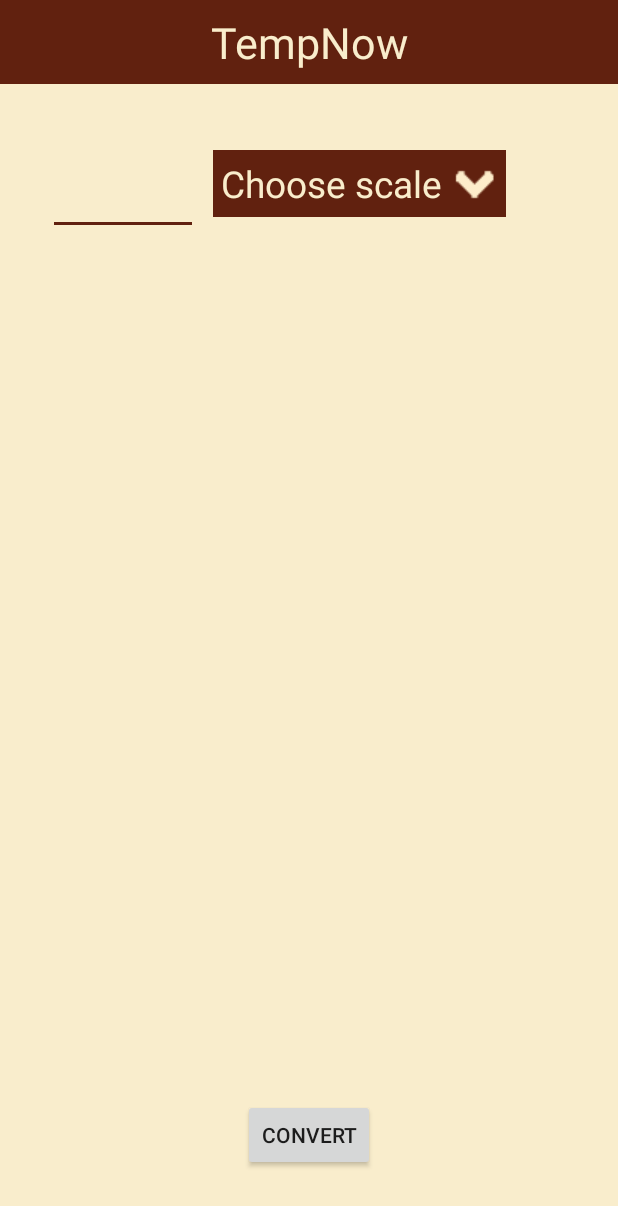
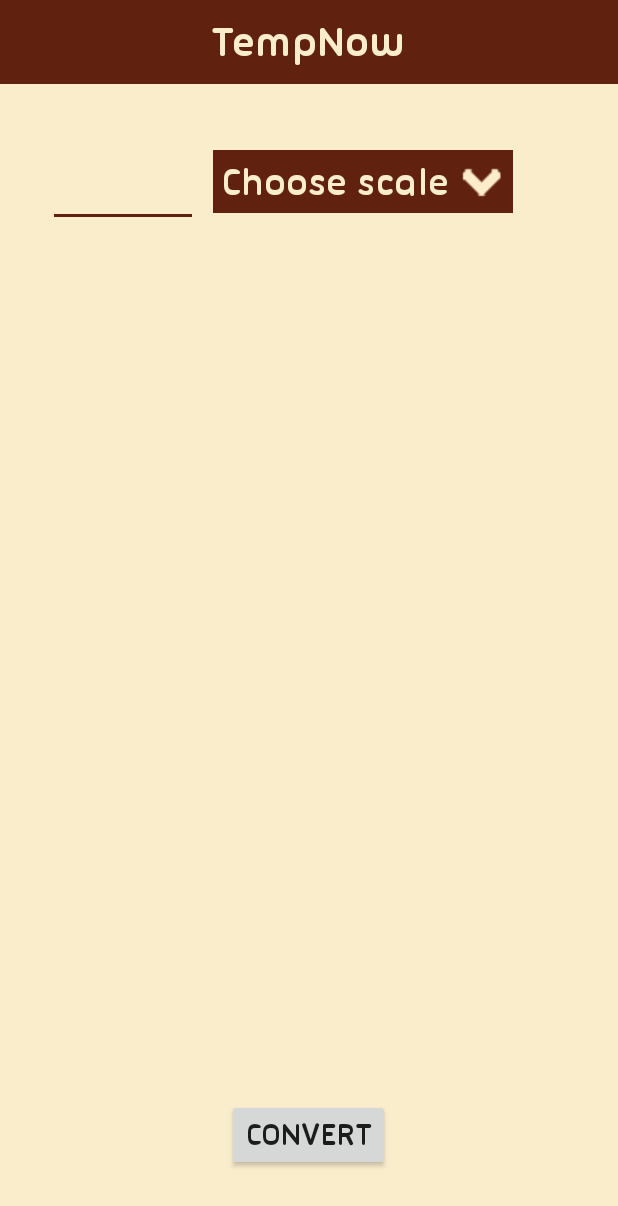
Before and after one commit to rrosatti/software-engineering-project, an Android app: the MainActivity screen opened directly, with no data from a screen before it, on a phone screen of 412 x 824 dp. Shown: the top 1206 px of the screen. Run offline under Robolectric (Android 15) with nearby library versions, the phone set to English and light mode, and no system bars.

Commit message:
change font type from MainActivty objects. Change style(color, image) from splashscreen.xml

```diff
--- a/code/TempNow/app/src/main/java/com/example/rodri/tempnow/ui/activity/MainActivity.java
+++ b/code/TempNow/app/src/main/java/com/example/rodri/tempnow/ui/activity/MainActivity.java
@@ -2,6 +2,7 @@ package com.example.rodri.tempnow.ui.activity;
 
 import android.app.ActionBar;
 import android.app.Activity;
+import android.graphics.Typeface;
 import android.os.Bundle;
 import android.support.v7.app.ActionBarActivity;
 import android.support.v7.app.AppCompatActivity;
@@ -38,6 +39,7 @@ public class MainActivity extends AppCompatActivity {
     private List<String> scalesArray;
     private int selectedScale = 0;
     private Temperature temperature;
+    Typeface custom_font;
 
     @Override
     protected void onCreate(Bundle savedInstanceState) {
@@ -115,12 +117,20 @@ public class MainActivity extends AppCompatActivity {
         txtTemp2 = (TextView) findViewById(R.id.txtTemp2);
         btConvert = (Button) findViewById(R.id.btConvert);
         temperature = new Temperature();
+        custom_font = Typeface.createFromAsset(getAssets(), "fonts/UbuntuTitling-Bold.ttf");
+        txtTemp1.setTypeface(custom_font);
+        txtTemp2.setTypeface(custom_font);
+        btConvert.setTypeface(custom_font);
+        etTemperature.setTypeface(custom_font);
+
     }
 
     public void setCustomToolBar() {
         Toolbar toolbar = (Toolbar) findViewById(R.id.customToolBar);
         setSupportActionBar(toolbar);
         TextView title = (TextView) toolbar.findViewById(R.id.txtToolBarTitle);
+        custom_font = Typeface.createFromAsset(getAssets(), "fonts/UbuntuTitling-Bold.ttf");
+        title.setTypeface(custom_font);
         title.setText(R.string.app_name);
     }
 }
--- a/code/TempNow/app/src/main/java/com/example/rodri/tempnow/ui/activity/SplashScreenActivity.java
+++ b/code/TempNow/app/src/main/java/com/example/rodri/tempnow/ui/activity/SplashScreenActivity.java
@@ -39,8 +39,8 @@ public class SplashScreenActivity extends Activity {
         int height = size.y;
 
         tempNowImage.setImageResource(R.drawable.tempnow_thermometer);
-        tempNowImage.getLayoutParams().width = (int) (0.80 * width);
-        tempNowImage.getLayoutParams().height = (int) (0.80 * height);
+        tempNowImage.getLayoutParams().width = (int) (0.70 * width);
+        tempNowImage.getLayoutParams().height = (int) (0.45 * height);
         tempNowImage.requestLayout();
 
         Typeface custom_font = Typeface.createFromAsset(getAssets(), "fonts/FingerPaint-Regular.ttf");
--- a/code/TempNow/app/src/main/java/com/example/rodri/tempnow/ui/adapter/SpinnerAdapter.java
+++ b/code/TempNow/app/src/main/java/com/example/rodri/tempnow/ui/adapter/SpinnerAdapter.java
@@ -2,6 +2,7 @@ package com.example.rodri.tempnow.ui.adapter;
 
 import android.app.Activity;
 import android.content.Context;
+import android.graphics.Typeface;
 import android.view.LayoutInflater;
 import android.view.View;
 import android.view.ViewGroup;
@@ -22,12 +23,15 @@ public class SpinnerAdapter extends ArrayAdapter<String> {
     private Activity activity;
     private LayoutInflater inflater = null;
     List<String> scales;
+    private Typeface custom_font;
 
     public SpinnerAdapter(Activity activity, int textViewResourceId, List<String> scales) {
         super(activity, textViewResourceId, scales);
         try {
             this.activity = activity;
             this.scales = scales;
+
+            custom_font = Typeface.createFromAsset(activity.getAssets(), "fonts/UbuntuTitling-Bold.ttf");
 
             inflater = (LayoutInflater) activity.getSystemService(Context.LAYOUT_INFLATER_SERVICE);
         } catch (Exception e) {
@@ -64,6 +68,8 @@ public class SpinnerAdapter extends ArrayAdapter<String> {
             holder.displayScale = (TextView) v.findViewById(R.id.txtScaleName);
             holder.displaySpinnerArrow = (ImageView) v.findViewById(R.id.imgSpinnerArrow);
 
+            holder.displayScale.setTypeface(custom_font);
+
             v.setTag(holder);
         } else {
             holder = (ViewHolder) v.getTag();
--- a/code/TempNow/app/src/main/res/layout/activity_main.xml
+++ b/code/TempNow/app/src/main/res/layout/activity_main.xml
@@ -53,7 +53,7 @@
         android:layout_centerVertical="true"
         android:layout_centerHorizontal="true"
         android:textColor="#61210F"
-        android:textSize="15pt"/>
+        android:textSize="17pt"/>
 
     <TextView
         android:layout_width="wrap_content"
@@ -63,7 +63,7 @@
         android:layout_centerHorizontal="true"
         android:layout_marginTop="57dp"
         android:textColor="#61210F"
-        android:textSize="15pt"/>
+        android:textSize="17pt"/>
 
     <Button
         android:layout_width="wrap_content"
@@ -73,5 +73,5 @@
         android:layout_alignParentBottom="true"
         android:layout_centerHorizontal="true"
         android:layout_marginBottom="43dp"
-        />
+        android:textSize="10pt"/>
 </RelativeLayout>
--- a/code/TempNow/app/src/main/res/layout/spinner_item.xml
+++ b/code/TempNow/app/src/main/res/layout/spinner_item.xml
@@ -7,7 +7,7 @@
     <TextView
         android:layout_width="wrap_content"
         android:layout_height="wrap_content"
-        android:textSize="11pt"
+        android:textSize="12pt"
         android:gravity="left"
         android:id="@+id/txtScaleName"
         android:padding="5dp"
```
Also changed, not shown: code/TempNow/app/src/main/res/layout/splashscreen.xml (+6 -5 lines), code/TempNow/app/src/main/assets/fonts/UbuntuTitling-Bold.ttf (added), code/TempNow/app/src/main/res/drawable/tempnow_icon.png (deleted), code/TempNow/app/src/main/res/drawable/tempnow_thermometer.png.
